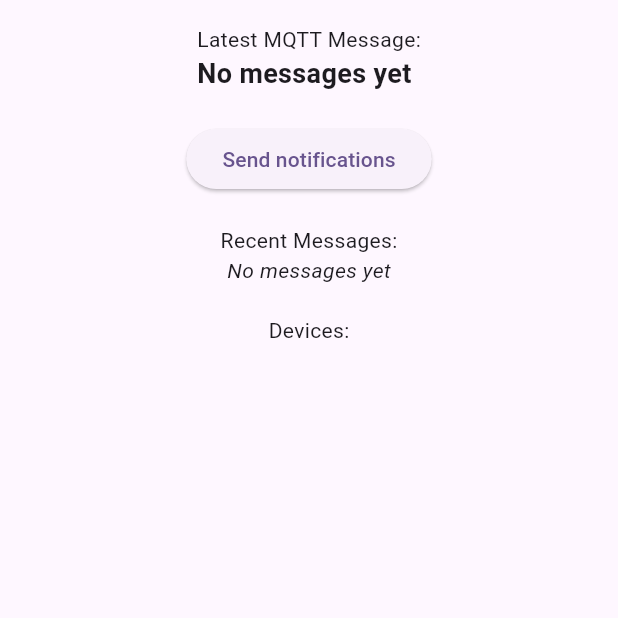
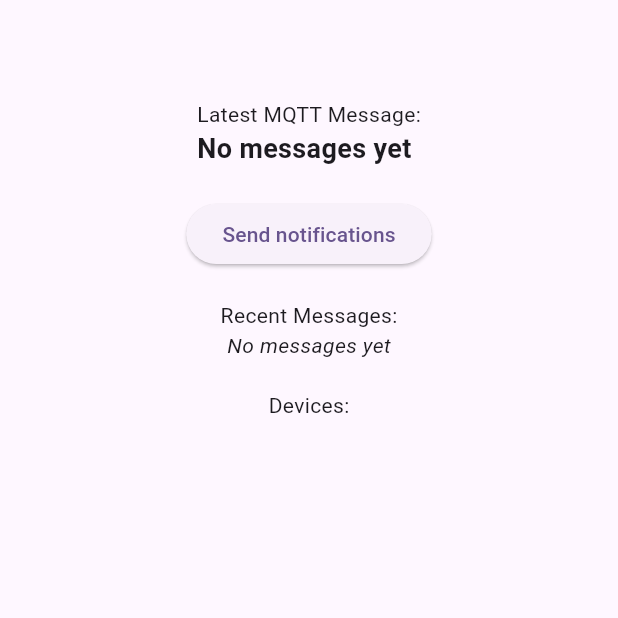
Before and after one commit to jakobatgithub/notification_test, a Flutter app: the screen it shows after launch, on a phone screen of 412 x 824 dp, the top half of it. Run offline on Flutter 3.47's test engine with Material 3 defaults, Android fonts, the phone set to English and light mode, and no system bars; our stand-ins replace firebase_core, firebase_messaging, shared_preferences; missing offline and left inert: mqtt_client; accounts and stored records are empty; generated files the repository leaves out were written again; network calls fail.

Commit message:
Changed layout. Display 'connected' for connected devices.

```diff
--- a/test_notification_app/lib/screens/home_screen_body.dart
+++ b/test_notification_app/lib/screens/home_screen_body.dart
@@ -17,6 +17,7 @@
         padding: const EdgeInsets.all(16),
         child: Column(
           children: [
+            const SizedBox(height: 50),
             LatestMessageWidget(),
             const SizedBox(height: 20),
             SendNotificationButton(),
```
Also changed, not shown: test_notification_app/lib/widgets/device_list_widget.dart (+5 -2 lines).
